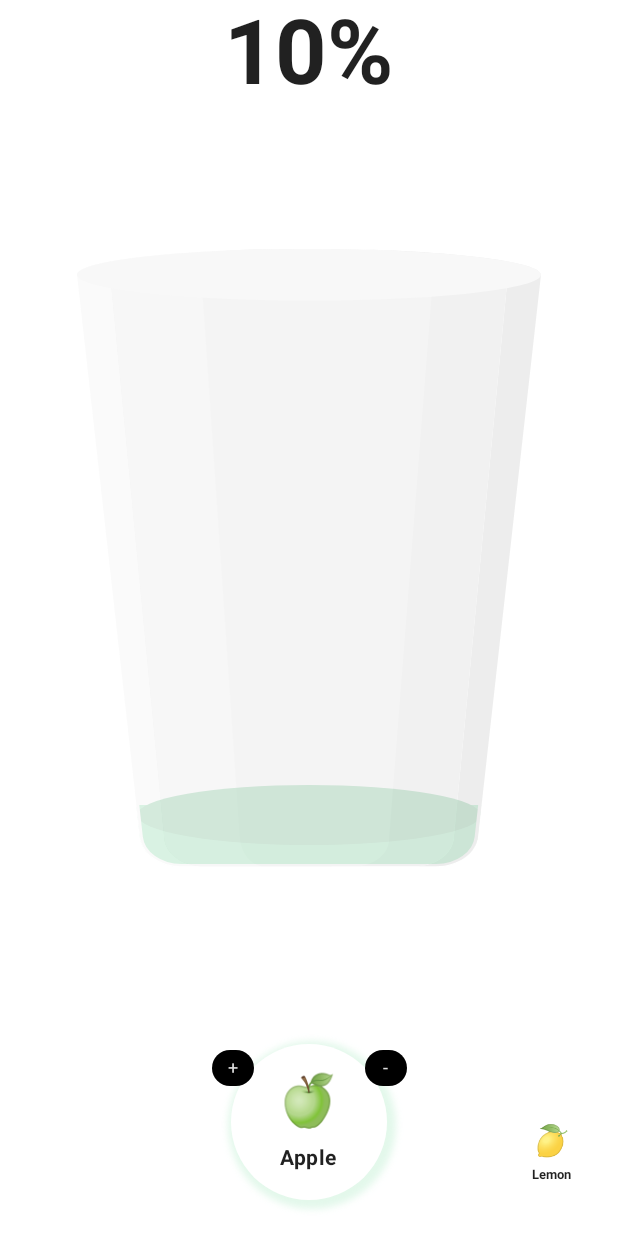
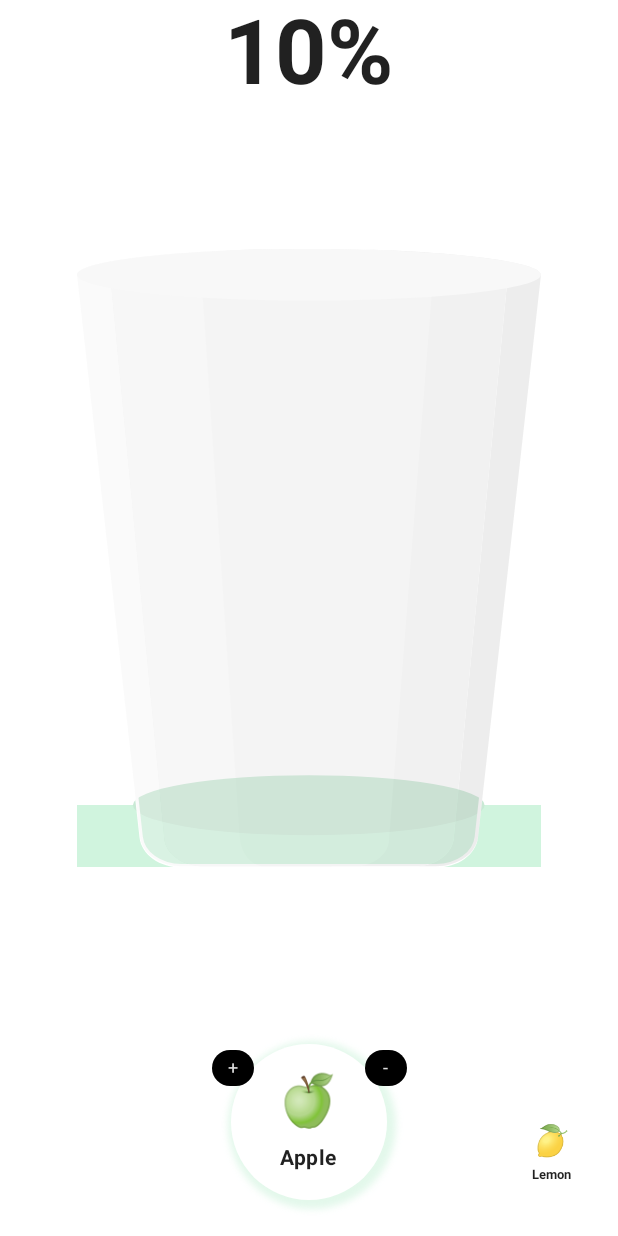
Before and after one commit to limbuserendipity/CustomJuiceCompose, an Android app built with Jetpack Compose: the screen it shows after launch (MainActivity), after a tap on "add +", on a phone screen of 412 x 824 dp. Run offline under Robolectric (Android 15) with nearby library versions, the phone set to English and light mode, and no system bars; 2 statements that could not run were skipped.

Commit message:
Change JuiceColumn

```diff
--- a/app/src/main/java/net/limbuserendipity/customjuicecompose/ui/component/JuiceCup.kt
+++ b/app/src/main/java/net/limbuserendipity/customjuicecompose/ui/component/JuiceCup.kt
@@ -1,23 +1,29 @@
 package net.limbuserendipity.customjuicecompose.ui.component
 
 import androidx.compose.animation.core.animateDpAsState
+import androidx.compose.animation.core.animateFloatAsState
 import androidx.compose.foundation.*
 import androidx.compose.foundation.layout.*
+import androidx.compose.material.Text
 import androidx.compose.runtime.*
 import androidx.compose.ui.Alignment
 import androidx.compose.ui.Modifier
 import androidx.compose.ui.draw.clip
 import androidx.compose.ui.draw.drawBehind
+import androidx.compose.ui.draw.drawWithContent
 import androidx.compose.ui.geometry.Offset
+import androidx.compose.ui.geometry.Rect
 import androidx.compose.ui.geometry.Size
 import androidx.compose.ui.graphics.*
 import androidx.compose.ui.graphics.drawscope.DrawScope
+import androidx.compose.ui.graphics.drawscope.translate
 import androidx.compose.ui.graphics.vector.ImageVector
 import androidx.compose.ui.layout.ContentScale
 import androidx.compose.ui.platform.LocalDensity
 import androidx.compose.ui.unit.Density
 import androidx.compose.ui.unit.Dp
 import androidx.compose.ui.unit.dp
+import androidx.core.graphics.translationMatrix
 import net.limbuserendipity.customjuicecompose.ui.model.Ingredient
 import net.limbuserendipity.customjuicecompose.util.SvgShape
 import net.limbuserendipity.customjuicecompose.util.size
@@ -42,13 +48,13 @@ fun JuiceCup(
 
         val shape = SvgShape(
             imageVector = imageShape,
-            shapeSize = size(width, height),
-            imageVectorSize = Size(14f, 24f)
+            shapeSize = size(width, height)
         )
 
         JuiceColumn(
             ingredients = ingredients,
             onItemClick = onIngredientClick,
+            svgPath = shape.createPath(),
             maxWeight = width,
             maxHeight = height,
             cupFullness = cupFullness,
@@ -57,7 +63,6 @@ fun JuiceCup(
                 .border(
                     BorderStroke(2.dp, Color.White), shape
                 )
-                .clip(shape)
         )
 
         Image(
@@ -74,6 +79,7 @@ fun JuiceCup(
 fun JuiceColumn(
     ingredients: List<Ingredient>,
     onItemClick: (Ingredient) -> Unit,
+    svgPath: Path,
     maxWeight: Dp,
     maxHeight: Dp,
     cupFullness: Float,
@@ -81,17 +87,35 @@ fun JuiceColumn(
     density: Density = LocalDensity.current
 ) {
 
+    val animateFullness = animateFloatAsState(targetValue = cupFullness)
+
     Column(
         verticalArrangement = Arrangement.Bottom,
         horizontalAlignment = Alignment.Start,
         modifier = modifier
+            .drawWithContent {
+                drawContent()
+                val rectPath = Path()
+                val h = animateFullness.value * size.height
+                val rH = maxHeight.toPx() - h
+                rectPath.addRect(
+                    rect = Rect(0f, rH + 30f, size.width, rH - 30f)
+                )
+                val newPath = Path.combine(PathOperation.Intersect, rectPath, svgPath)
+                val ovalPath = Path()
+                ovalPath.addOval(
+                    oval = newPath.getBounds()
+                )
+                if (!ingredients.isEmpty())
+                    drawPath(
+                        path = ovalPath,
+                        color = lerp(ingredients.last().color, Color.Gray, 0.1f)
+                    )
+
+            }
     ) {
-
-        ingredients
-            .filter { it.fullness > 0f }
-            .sortedBy { it.fullness }
-            .forEachIndexed { index, ingredient ->
-
+        for (i in ingredients.lastIndex downTo 0) {
+            val ingredient = ingredients[i]
             val ingredientHeight = with(density) {
                 (ingredient.fullness * maxHeight.toPx()).toDp()
             }
@@ -103,24 +127,10 @@ fun JuiceColumn(
                     .fillMaxWidth()
                     .height(animateHeight.value)
                     .background(ingredient.color, RectangleShape)
-                        .drawBehind {
-                            if (index == 0 && cupFullness != 1f) {
-                                val bottomWidth = with(density) {
-                                    maxWeight.toPx() * 12f / 14f
-                                }
-                                val desiredHeight = cupFullness * maxHeight.toPx()
-                                val widthRatio = (size.width - bottomWidth) / (maxHeight.toPx())
-                                val lineWidth = bottomWidth + (desiredHeight * widthRatio)
-
-                                drawTopOval(
-                                    color = lerp(ingredient.color, Color.Gray, 0.1f),
-                                    width = lineWidth
             )
         }
     }
-                )
-            }
-    }
+
 }
 
 @Composable
@@ -133,19 +143,3 @@ fun JuiceItem(
             .clickable(onClick = onClick)
     )
 }
-
-fun DrawScope.drawTopOval(
-    color: Color,
-    width: Float
-) {
-    val paint = Paint()
-    paint.color = color
-    paint.style = PaintingStyle.Fill
-    drawContext.canvas.drawOval(
-        left = size.width - width,
-        top = 40f,
-        right = width,
-        bottom = -20f,
-        paint = paint
-    )
-}
--- a/app/src/main/java/net/limbuserendipity/customjuicecompose/ui/screen/JuiceScreen.kt
+++ b/app/src/main/java/net/limbuserendipity/customjuicecompose/ui/screen/JuiceScreen.kt
@@ -86,7 +86,8 @@ fun JuiceScreen(
         JuiceCup(
             imageShape = iconShape,
             imageForeground = iconForeground,
-            ingredients = ingredients,
+            ingredients = ingredients
+                .filter { it.fullness > 0f },
             onIngredientClick = { ingredient ->
                 coroutine.launch {
                     pagerState.animateScrollToPage(ingredients.indexOf(ingredient))
--- a/app/src/main/java/net/limbuserendipity/customjuicecompose/util/SvgShape.kt
+++ b/app/src/main/java/net/limbuserendipity/customjuicecompose/util/SvgShape.kt
@@ -3,9 +3,7 @@ package net.limbuserendipity.customjuicecompose.util
 import androidx.compose.runtime.Composable
 import androidx.compose.ui.geometry.Offset
 import androidx.compose.ui.geometry.Size
-import androidx.compose.ui.graphics.Outline
-import androidx.compose.ui.graphics.Shape
-import androidx.compose.ui.graphics.asAndroidPath
+import androidx.compose.ui.graphics.*
 import androidx.compose.ui.graphics.vector.ImageVector
 import androidx.compose.ui.graphics.vector.PathParser
 import androidx.compose.ui.platform.LocalDensity
@@ -16,36 +14,36 @@ import androidx.core.graphics.scaleMatrix
 
 class SvgShape(
     private val imageVector: ImageVector,
-    private val shapeSize : Size,
-    private val imageVectorSize : Size = Size(24f, 24f)
+    private val shapeSize: Size,
+    private val imageVectorSize: Size = Size(imageVector.viewportWidth, imageVector.viewportHeight)
 ) : Shape {
 
     override fun createOutline(
         size: Size,
         layoutDirection: LayoutDirection,
         density: Density
-    ): Outline {
+    ): Outline = Outline.Generic(createPath())
 
+    fun createPath(): Path {
         val parser = PathParser()
         parser.addPathNodes(imageVector.root.allPathNodes())
 
         val ratioX = shapeSize.width / imageVectorSize.width
         val ratioY = shapeSize.height / imageVectorSize.height
-
         val matrix = scaleMatrix(ratioX, ratioY)
 
         val path = parser.toPath()
         path.asAndroidPath().transform(matrix)
-        path.translate(Offset(0f,0f))
+        path.translate(Offset(0f, 0f))
+        return path
+    }
 
-        return Outline.Generic(path)
-    }
 }
 
 @Composable
-fun size(size : Dp) : Size = size(size, size)
+fun size(size: Dp): Size = size(size, size)
 
 @Composable
-fun size(weight: Dp, height : Dp) : Size = with(LocalDensity.current){
+fun size(weight: Dp, height: Dp): Size = with(LocalDensity.current) {
     Size(weight.toPx(), height.toPx())
 }
```
Lines whose indentation alone changed are shown as unchanged.
